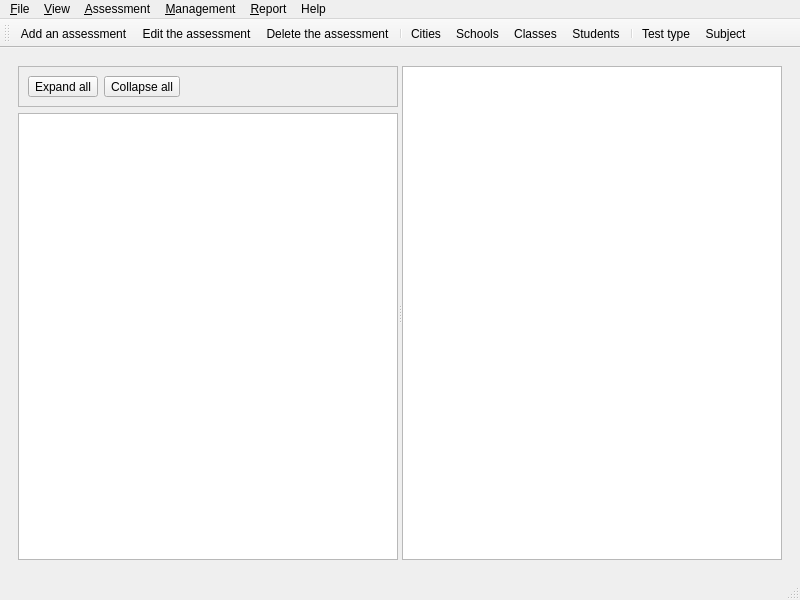
Qt form TeacherHelper/src/mainForm.ui (jeremydumais/TeacherHelper) before a commit.
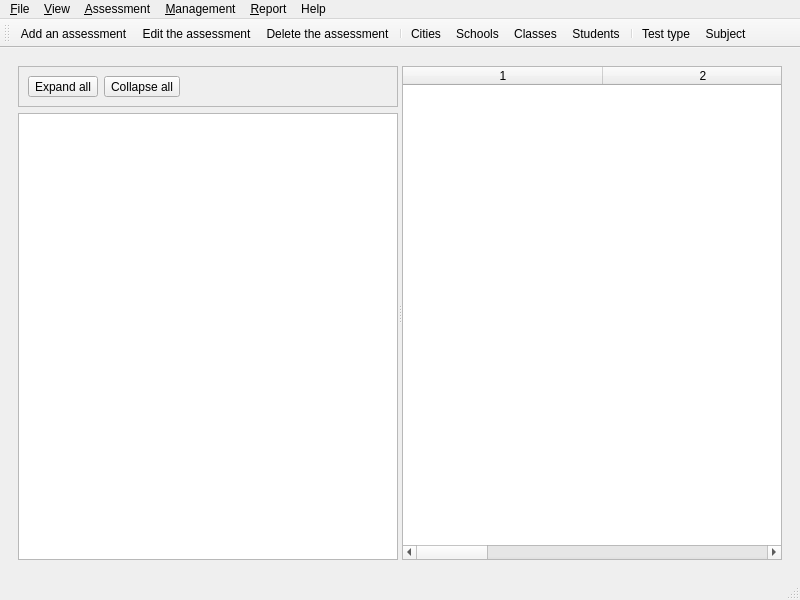
The same form after that commit. Icons and pictures are not drawn.

Patch:
```diff
--- a/TeacherHelper/src/mainForm.ui
+++ b/TeacherHelper/src/mainForm.ui
@@ -107,7 +107,43 @@
          <widget class="QWidget" name="verticalLayoutWidget_2">
           <layout class="QVBoxLayout" name="verticalLayout_3">
            <item>
-            <widget class="QTableWidget" name="tableWidgetAssessments"/>
+            <widget class="QTableWidget" name="tableWidgetAssessments">
+             <property name="editTriggers">
+              <set>QAbstractItemView::NoEditTriggers</set>
+             </property>
+             <property name="alternatingRowColors">
+              <bool>true</bool>
+             </property>
+             <property name="selectionMode">
+              <enum>QAbstractItemView::SingleSelection</enum>
+             </property>
+             <property name="selectionBehavior">
+              <enum>QAbstractItemView::SelectRows</enum>
+             </property>
+             <property name="columnCount">
+              <number>5</number>
+             </property>
+             <attribute name="horizontalHeaderDefaultSectionSize">
+              <number>200</number>
+             </attribute>
+             <attribute name="horizontalHeaderHighlightSections">
+              <bool>false</bool>
+             </attribute>
+             <attribute name="horizontalHeaderMinimumSectionSize">
+              <number>150</number>
+             </attribute>
+             <attribute name="horizontalHeaderStretchLastSection">
+              <bool>true</bool>
+             </attribute>
+             <attribute name="verticalHeaderVisible">
+              <bool>false</bool>
+             </attribute>
+             <column/>
+             <column/>
+             <column/>
+             <column/>
+             <column/>
+            </widget>
            </item>
           </layout>
          </widget>
```
